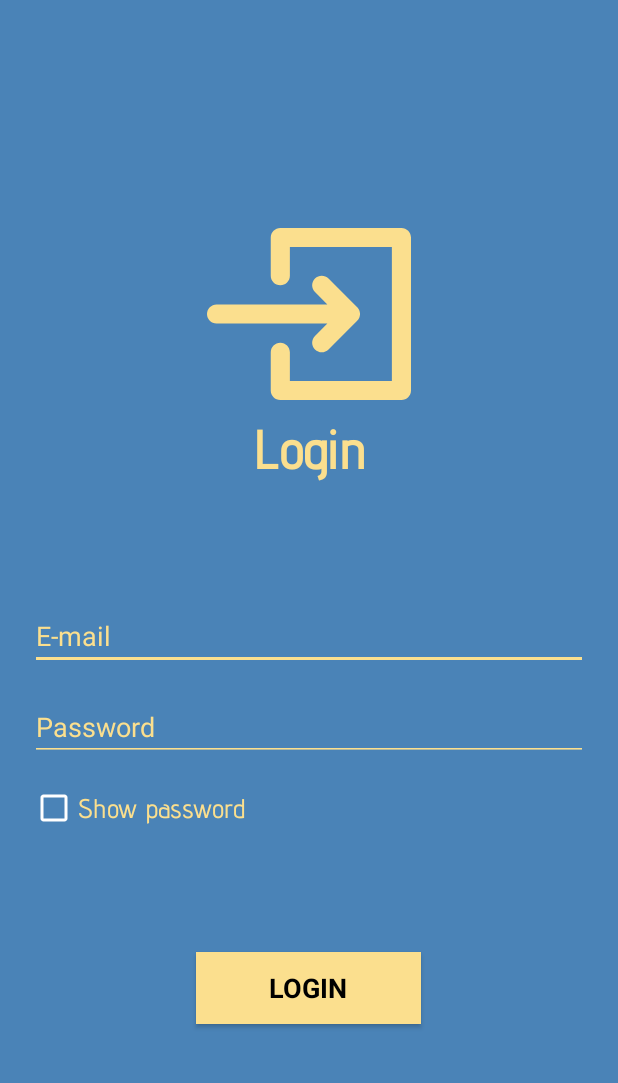
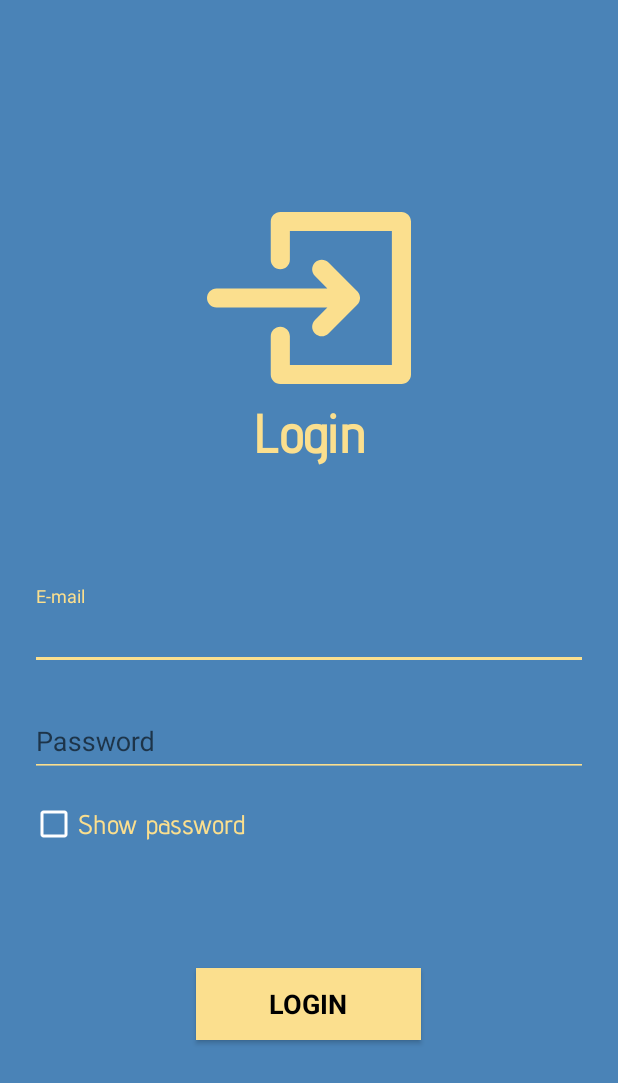
Before and after one commit to zerrium/Simple-Inventory-App, an Android app: the screen it shows after launch (MainActivity), on a phone screen of 412 x 824 dp. Shown: the top 1083 px of the screen. Run offline under Robolectric (Android 15) with nearby library versions, the phone set to English and light mode, and no system bars; Roboto replaces fonts that are not available here.

Commit message:
Changed EditText to TextInputLayout and changed alertdialog theme

```diff
--- a/app/src/main/java/com/zerrium/uts/MainActivity.java
+++ b/app/src/main/java/com/zerrium/uts/MainActivity.java
@@ -15,9 +15,10 @@ import android.widget.CompoundButton;
 import android.widget.EditText;
 import android.widget.Toast;
 
-import com.google.android.material.snackbar.Snackbar;
+import com.google.android.material.textfield.TextInputLayout;
 
 public class MainActivity extends AppCompatActivity {
+    private TextInputLayout emailLayout, passwordLayout;
     private EditText email, password;
     private Button login;
     private CheckBox show_pass;
@@ -32,6 +33,8 @@ public class MainActivity extends AppCompatActivity {
         password = (EditText) findViewById(R.id.editPassword);
         login = (Button) findViewById(R.id.buttonLogin);
         show_pass = (CheckBox) findViewById(R.id.checkBoxShowPass);
+        emailLayout = (TextInputLayout) findViewById(R.id.textInputLayoutEmail);
+        passwordLayout = (TextInputLayout) findViewById(R.id.textInputLayoutPassword);
 
         show_pass.setOnCheckedChangeListener(new CompoundButton.OnCheckedChangeListener() {
             @Override
@@ -47,12 +50,12 @@ public class MainActivity extends AppCompatActivity {
                 String text_pass = password.getText().toString();
 
                 if(text_email.isEmpty()){
-                    Snackbar.make(view, "Please enter e-mail address!", Snackbar.LENGTH_LONG).show();
+                    emailLayout.setError("Please enter e-mail address");
                     return;
                 }
 
                 if(text_pass.isEmpty()){
-                    Snackbar.make(view, "Please enter password!", Snackbar.LENGTH_LONG).show();
+                    passwordLayout.setError("Please enter password");
                     return;
                 }
 
@@ -62,6 +65,8 @@ public class MainActivity extends AppCompatActivity {
                     startActivity(i);
                     finish();
                 }else{
+                    emailLayout.setError(null);
+                    passwordLayout.setError(null);
                     AlertDialog.Builder builder = new AlertDialog.Builder(MainActivity.this);
                     builder.setMessage("Incorrect e-mail address or password!").setNegativeButton("Retry", null).create().show();
                 }
--- a/app/src/main/res/layout-land/activity_main.xml
+++ b/app/src/main/res/layout-land/activity_main.xml
@@ -64,35 +64,43 @@
                 android:layout_height="match_parent"
                 android:orientation="vertical">
 
-                <EditText
+                <com.google.android.material.textfield.TextInputLayout
+                    android:id="@+id/textInputLayoutEmail"
+                    android:layout_width="match_parent"
+                    android:layout_height="wrap_content">
+
+                    <com.google.android.material.textfield.TextInputEditText
+                        android:layout_marginTop="20dp"
                         android:id="@+id/editEmail"
                         android:layout_width="match_parent"
-                    android:layout_height="0dp"
-                    android:layout_weight="1"
+                        android:layout_height="wrap_content"
                         android:backgroundTint="@color/colorAccent"
-                    android:ems="10"
                         android:hint="@string/email"
-                    android:importantForAutofill="no"
                         android:inputType="textEmailAddress"
                         android:textColor="#FFFFFF"
                         android:textColorHint="@color/colorAccent" />
+                </com.google.android.material.textfield.TextInputLayout>
 
                 <Space
                     android:layout_width="match_parent"
                     android:layout_height="15dp" />
 
-                <EditText
+                <com.google.android.material.textfield.TextInputLayout
+                    android:id="@+id/textInputLayoutPassword"
+                    android:layout_width="match_parent"
+                    android:layout_height="wrap_content">
+
+                    <com.google.android.material.textfield.TextInputEditText
+                        android:layout_marginTop="20dp"
                         android:id="@+id/editPassword"
                         android:layout_width="match_parent"
-                    android:layout_height="0dp"
-                    android:layout_weight="1"
+                        android:layout_height="wrap_content"
                         android:backgroundTint="@color/colorAccent"
-                    android:ems="10"
                         android:hint="@string/password"
-                    android:importantForAutofill="no"
                         android:inputType="textPassword"
                         android:textColor="#FFFFFF"
                         android:textColorHint="@color/colorAccent" />
+                </com.google.android.material.textfield.TextInputLayout>
 
                 <Space
                     android:layout_width="match_parent"
--- a/app/src/main/res/layout/activity_main.xml
+++ b/app/src/main/res/layout/activity_main.xml
@@ -41,22 +41,28 @@
             android:layout_width="20dp"
             android:layout_height="wrap_content" />
 
-        <EditText
+        <com.google.android.material.textfield.TextInputLayout
+            android:id="@+id/textInputLayoutEmail"
+            android:layout_width="match_parent"
+            android:layout_height="wrap_content">
+
+            <com.google.android.material.textfield.TextInputEditText
+                android:layout_marginTop="20dp"
+                android:layout_marginEnd="20dp"
                 android:id="@+id/editEmail"
-            android:layout_width="0dp"
+                android:layout_width="match_parent"
                 android:layout_height="wrap_content"
-            android:layout_weight="1"
                 android:backgroundTint="@color/colorAccent"
-            android:ems="10"
                 android:hint="@string/email"
-            android:importantForAutofill="no"
                 android:inputType="textEmailAddress"
                 android:textColor="#FFFFFF"
                 android:textColorHint="@color/colorAccent" />
+        </com.google.android.material.textfield.TextInputLayout>
 
         <Space
             android:layout_width="20dp"
             android:layout_height="wrap_content" />
+
     </LinearLayout>
 
     <Space
@@ -72,18 +78,23 @@
             android:layout_width="20dp"
             android:layout_height="wrap_content" />
 
-        <EditText
+        <com.google.android.material.textfield.TextInputLayout
+            android:id="@+id/textInputLayoutPassword"
+            android:layout_width="match_parent"
+            android:layout_height="wrap_content">
+
+            <com.google.android.material.textfield.TextInputEditText
+                android:layout_marginTop="20dp"
+                android:layout_marginEnd="20dp"
                 android:id="@+id/editPassword"
-            android:layout_width="0dp"
+                android:layout_width="match_parent"
                 android:layout_height="wrap_content"
-            android:layout_weight="1"
                 android:backgroundTint="@color/colorAccent"
-            android:ems="10"
                 android:hint="@string/password"
                 android:inputType="textPassword"
                 android:textColor="#FFFFFF"
-            android:textColorHint="@color/colorAccent"
-            android:importantForAutofill="no" />
+                android:textColorHint="@color/colorAccent" />
+        </com.google.android.material.textfield.TextInputLayout>
 
         <Space
             android:layout_width="20dp"
```
Also changed, not shown: app/src/main/java/com/zerrium/uts/HomeActivity.java (+23 -11 lines), app/src/main/java/com/zerrium/uts/ListActivity.java (+23 -10 lines), app/src/main/res/values/styles.xml (+7 -0 lines). Lines whose indentation alone changed are shown as unchanged.
